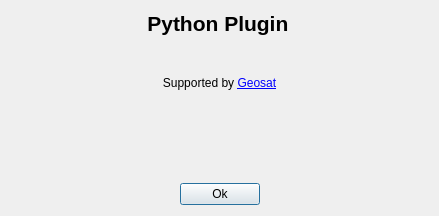
Above: src/Ui/AboutDialog.ui from tmontaigu/CloudCompare-PythonRuntime before the change. Below: the same form after it.
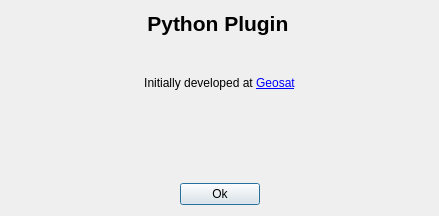
That is the form after the change. Icons and pictures are not drawn.

Commit message: Update About Dialog

What changed in the file:
```diff
--- a/src/Ui/AboutDialog.ui
+++ b/src/Ui/AboutDialog.ui
@@ -46,7 +46,7 @@
    <item>
     <widget class="QLabel" name="geosatSupportLabel">
      <property name="text">
-      <string>&lt;html&gt;&lt;head/&gt;&lt;body&gt;&lt;p align=&quot;center&quot;&gt;Supported by &lt;a
+      <string>&lt;html&gt;&lt;head/&gt;&lt;body&gt;&lt;p align=&quot;center&quot;&gt;Initially developed at &lt;a
        href=&quot;https://www.geo-sat.com/fr/&quot;&gt;&lt;span style=&quot; text-decoration:
        underline; color:#0000ff;&quot;&gt;Geosat&lt;/span&gt;&lt;/a&gt;&lt;/p&gt;&lt;p align=&quot;center&quot;&gt;&lt;br/&gt;&lt;a
        href=&quot;https://www.geo-sat.com/en&quot;&gt;&lt;img src=&quot;:/CC/plugin/PythonPlugin/images/geo-sat-logo.svg&quot;
```
